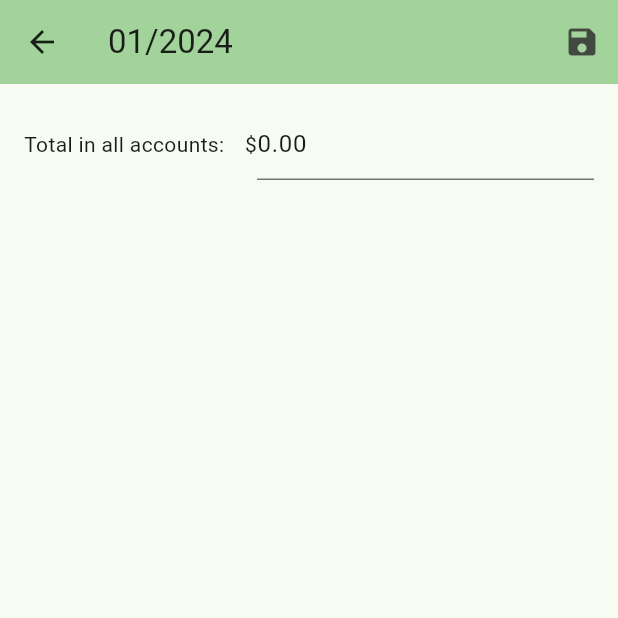
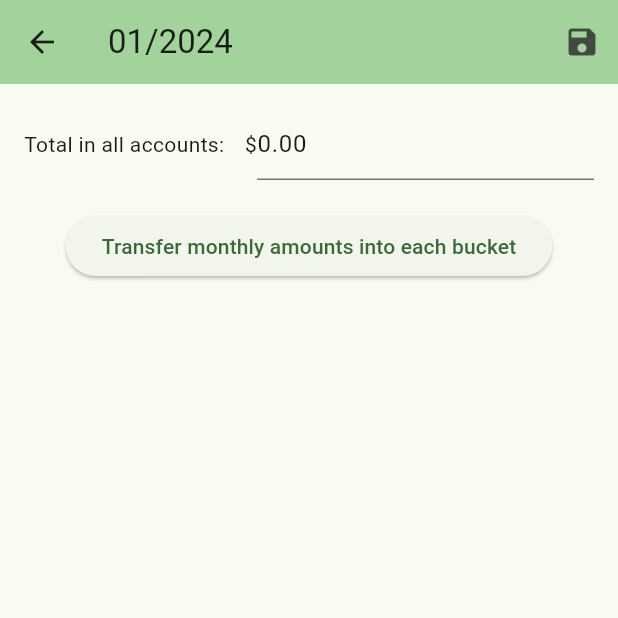
Before and after one commit to jamin-eisenberg/spend-wise, a Flutter app: the MonthsPage screen opened directly with empty values, after a tap on an icon or button, on a phone screen of 412 x 824 dp, the top half of it. Run offline on Flutter 3.47's test engine with Material 3 defaults, Android fonts, the light colour scheme and no system bars; our stand-ins replace cloud_firestore, firebase_auth, firebase_core, go_router; missing offline and left inert: firebase_ui_auth; accounts and stored records are empty.

Commit message:
Month details page bucket transfer button

```diff
--- a/lib/main.dart
+++ b/lib/main.dart
@@ -33,7 +33,7 @@ _router() {
               BucketsPage(buckets: appState.buckets),
               MonthsPage(
                   expenses: appState.expenses,
-                  monthAmounts: appState.monthAmounts),
+                  months: appState.months),
             ]);
           } else {
             return Scaffold(
--- a/lib/month_details_page.dart
+++ b/lib/month_details_page.dart
@@ -32,12 +32,14 @@ class _MonthDetailsPageState extends State<MonthDetailsPage> {
                 final rawAllAccountsTotal = int.parse(
                     allAccountsTotalCents.text.replaceAll(RegExp(r"[,.]"), ""));
                 final allAccountsTotal =
-                hasCents ? rawAllAccountsTotal : rawAllAccountsTotal * 100;
+                    hasCents ? rawAllAccountsTotal : rawAllAccountsTotal * 100;
 
                 final month = Month(
                   month: widget.month.month,
-                    allAccountsTotal: allAccountsTotal,
-                    expenses: widget.month.expenses,);
+                  allAccountsTotal: allAccountsTotal,
+                  expenses: widget.month.expenses,
+                  bucketTransferDate: widget.month.bucketTransferDate,
+                );
 
                 widget.updateDb(month);
 
@@ -58,7 +60,7 @@ class _MonthDetailsPageState extends State<MonthDetailsPage> {
             Form(
               key: _formKey,
               child:
-              Column(mainAxisAlignment: MainAxisAlignment.start, children: [
+                  Column(mainAxisAlignment: MainAxisAlignment.start, children: [
                 Row(children: [
                   const Text("Total in all accounts: "),
                   const SizedBox(width: 10),
@@ -73,7 +75,7 @@ class _MonthDetailsPageState extends State<MonthDetailsPage> {
                       controller: allAccountsTotalCents,
                       validator: (amount) {
                         if (RegExp(r"-?[\d,]+(\.\d{2})?")
-                            .firstMatch(allAccountsTotalCents.text)?[0] ==
+                                .firstMatch(allAccountsTotalCents.text)?[0] ==
                             allAccountsTotalCents.text) {
                           return null;
                         } else {
@@ -85,6 +87,20 @@ class _MonthDetailsPageState extends State<MonthDetailsPage> {
                 ]),
               ]),
             ),
+            const SizedBox(height: 20),
+            Center(
+                child: widget.month.bucketTransferDate == null
+                    ? ElevatedButton(
+                        onPressed: () => Month.update(Month(
+                              month: widget.month.month,
+                              expenses: [],
+                              allAccountsTotal: widget.month.allAccountsTotal,
+                              bucketTransferDate: DateTime.now(),
+                            )),
+                        child: const Text(
+                            "Transfer monthly amounts into each bucket"))
+                    : Text(
+                        "Bucket amount transfer completed on ${widget.month.bucketTransferDate!.toString()}")),
           ],
         ),
       ),
--- a/lib/months_page.dart
+++ b/lib/months_page.dart
@@ -5,10 +5,9 @@ import 'month.dart';
 
 class MonthsPage extends StatelessWidget {
   final List<Expense> expenses;
-  final Map<DateTime, num> monthAmounts;
+  final List<Month> months;
 
-  const MonthsPage(
-      {super.key, required this.expenses, required this.monthAmounts});
+  const MonthsPage({super.key, required this.expenses, required this.months});
 
   List<DateTime> getMonthsBetween(DateTime start, DateTime end) {
     var curr = start;
@@ -23,6 +22,8 @@ class MonthsPage extends StatelessWidget {
 
   @override
   Widget build(BuildContext context) {
+    matchingFromDb(date) => months.where((m) => m.month == date).firstOrNull;
+
     return Scaffold(
       appBar: AppBar(
         backgroundColor: Theme.of(context).colorScheme.inversePrimary,
@@ -31,12 +32,12 @@ class MonthsPage extends StatelessWidget {
       body: Center(
         child: ListView(
           children: [
-            for (var date
-                in getMonthsBetween(DateTime(2024), DateTime.now()))
+            for (var date in getMonthsBetween(DateTime(2024), DateTime.now()))
               Month(
                 month: date,
                 expenses: expenses.where((e) => e.forMonth == date).toList(),
-                allAccountsTotal: monthAmounts[date],
+                allAccountsTotal: matchingFromDb(date)?.allAccountsTotal,
+                bucketTransferDate: matchingFromDb(date)?.bucketTransferDate,
               )
           ],
         ),
```
Also changed, not shown: lib/app_state.dart (+7 -12 lines), lib/month.dart (+37 -8 lines).
